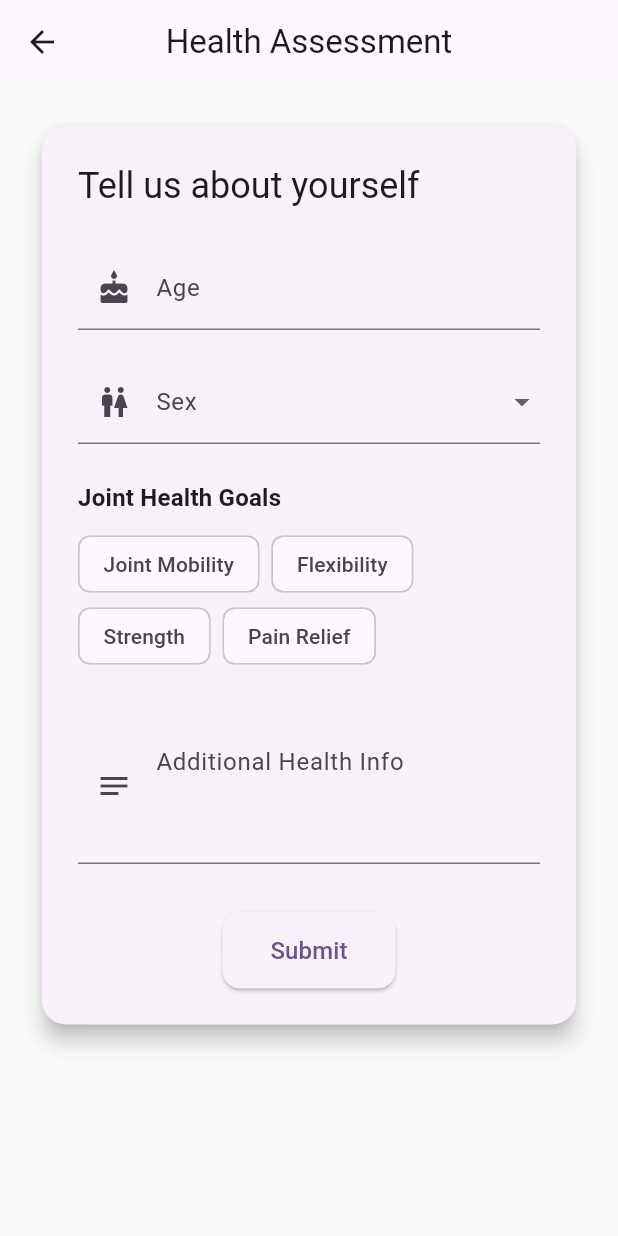
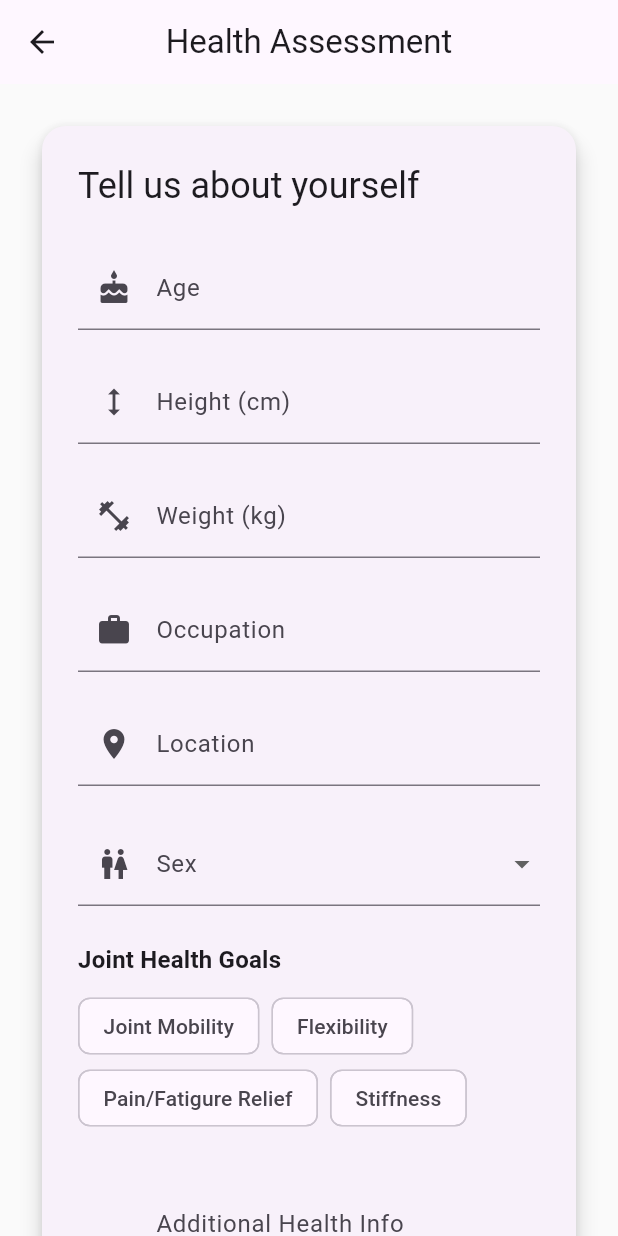
Before and after one commit to Mohith1/longevity_hackathon, a Flutter app: the SurveyScreen screen opened by its route, on a phone screen of 412 x 824 dp. Run offline on Flutter 3.47's test engine with Material 3 defaults, Android fonts, the phone set to English and light mode, and no system bars.

Commit message:
Update survey_screen.dart

```diff
--- a/lib/survey_screen.dart
+++ b/lib/survey_screen.dart
@@ -1,6 +1,8 @@
 // lib/survey_screen.dart
 
+import 'dart:async';
 import 'package:flutter/material.dart';
+import 'transition_screen.dart'; // Navigate to TransitionScreen after submit
 
 class SurveyScreen extends StatefulWidget {
   const SurveyScreen({Key? key}) : super(key: key);
@@ -12,19 +14,25 @@ class SurveyScreen extends StatefulWidget {
 class _SurveyScreenState extends State<SurveyScreen> {
   final _formKey = GlobalKey<FormState>();
 
-  // Form fields
+  // Existing form fields
   final TextEditingController _ageController = TextEditingController();
   String? _selectedSex;
   final List<String> _selectedGoals = [];
   final TextEditingController _notesController = TextEditingController();
+
+  // New form fields
+  final TextEditingController _heightController = TextEditingController();
+  final TextEditingController _weightController = TextEditingController();
+  final TextEditingController _occupationController = TextEditingController();
+  final TextEditingController _locationController = TextEditingController();
 
   // Options
   final List<String> _sexOptions = ['Male', 'Female', 'Other'];
   final List<String> _goalOptions = [
     'Joint Mobility',
     'Flexibility',
-    'Strength',
-    'Pain Relief',
+    'Pain/Fatigure Relief',
+    'Stiffness'
   ];
 
   @override
@@ -53,7 +61,7 @@ class _SurveyScreenState extends State<SurveyScreen> {
                   ),
                   const SizedBox(height: 24),
 
-                  // Age
+                  // Age field
                   TextFormField(
                     controller: _ageController,
                     decoration: const InputDecoration(
@@ -71,7 +79,75 @@ class _SurveyScreenState extends State<SurveyScreen> {
                   ),
 
                   const SizedBox(height: 20),
-                  // Sex
+                  // Height field
+                  TextFormField(
+                    controller: _heightController,
+                    decoration: const InputDecoration(
+                      labelText: 'Height (cm)',
+                      prefixIcon: Icon(Icons.height),
+                    ),
+                    keyboardType: TextInputType.number,
+                    validator: (value) {
+                      final height = double.tryParse(value ?? '');
+                      if (height == null || height <= 0 || height > 300) {
+                        return 'Enter a valid height in cm';
+                      }
+                      return null;
+                    },
+                  ),
+
+                  const SizedBox(height: 20),
+                  // Weight field
+                  TextFormField(
+                    controller: _weightController,
+                    decoration: const InputDecoration(
+                      labelText: 'Weight (kg)',
+                      prefixIcon: Icon(Icons.fitness_center),
+                    ),
+                    keyboardType: TextInputType.number,
+                    validator: (value) {
+                      final weight = double.tryParse(value ?? '');
+                      if (weight == null || weight <= 0 || weight > 500) {
+                        return 'Enter a valid weight in kg';
+                      }
+                      return null;
+                    },
+                  ),
+
+                  const SizedBox(height: 20),
+                  // Occupation field
+                  TextFormField(
+                    controller: _occupationController,
+                    decoration: const InputDecoration(
+                      labelText: 'Occupation',
+                      prefixIcon: Icon(Icons.work),
+                    ),
+                    validator: (value) {
+                      if (value == null || value.trim().isEmpty) {
+                        return 'Enter your occupation';
+                      }
+                      return null;
+                    },
+                  ),
+
+                  const SizedBox(height: 20),
+                  // Location field
+                  TextFormField(
+                    controller: _locationController,
+                    decoration: const InputDecoration(
+                      labelText: 'Location',
+                      prefixIcon: Icon(Icons.location_on),
+                    ),
+                    validator: (value) {
+                      if (value == null || value.trim().isEmpty) {
+                        return 'Enter your location';
+                      }
+                      return null;
+                    },
+                  ),
+
+                  const SizedBox(height: 24),
+                  // Sex dropdown
                   DropdownButtonFormField<String>(
                     value: _selectedSex,
                     decoration: const InputDecoration(
@@ -79,16 +155,17 @@ class _SurveyScreenState extends State<SurveyScreen> {
                       prefixIcon: Icon(Icons.wc),
                     ),
                     items: _sexOptions
-                        .map((sex) =>
-                            DropdownMenuItem(value: sex, child: Text(sex)))
+                        .map((sex) => DropdownMenuItem(
+                              value: sex,
+                              child: Text(sex),
+                            ))
                         .toList(),
                     onChanged: (val) => setState(() => _selectedSex = val),
-                    validator: (value) =>
-                        value == null ? 'Please select your sex' : null,
+                    validator: (value) => value == null ? 'Please select your sex' : null,
                   ),
 
                   const SizedBox(height: 24),
-                  // Joint Health Goals
+                  // Joint Health Goals chips
                   Text(
                     'Joint Health Goals',
                     style: Theme.of(context)
@@ -130,15 +207,12 @@ class _SurveyScreenState extends State<SurveyScreen> {
                   ),
 
                   const SizedBox(height: 32),
-                  // Submit Survey
+                  // Submit Survey Button
                   Center(
                     child: ElevatedButton(
                       style: ElevatedButton.styleFrom(
-                        padding: const EdgeInsets.symmetric(
-                            vertical: 14, horizontal: 32),
-                        shape: RoundedRectangleBorder(
-                          borderRadius: BorderRadius.circular(12),
-                        ),
+                        padding: const EdgeInsets.symmetric(vertical: 14, horizontal: 32),
+                        shape: RoundedRectangleBorder(borderRadius: BorderRadius.circular(12)),
                       ),
                       onPressed: _submitSurvey,
                       child: const Text('Submit', style: TextStyle(fontSize: 16)),
@@ -161,17 +235,25 @@ class _SurveyScreenState extends State<SurveyScreen> {
         );
         return;
       }
-      // TODO: send survey data to backend or save locally
+      // Show confirmation
       ScaffoldMessenger.of(context).showSnackBar(
         const SnackBar(content: Text('Survey submitted successfully!')),
       );
-      // Navigate onward, e.g. to dashboard
+      // Navigate to TransitionScreen
+      Navigator.pushReplacement(
+        context,
+        MaterialPageRoute(builder: (context) => const TransitionScreen()),
+      );
     }
   }
 
   @override
   void dispose() {
     _ageController.dispose();
+    _heightController.dispose();
+    _weightController.dispose();
+    _occupationController.dispose();
+    _locationController.dispose();
     _notesController.dispose();
     super.dispose();
   }
```
